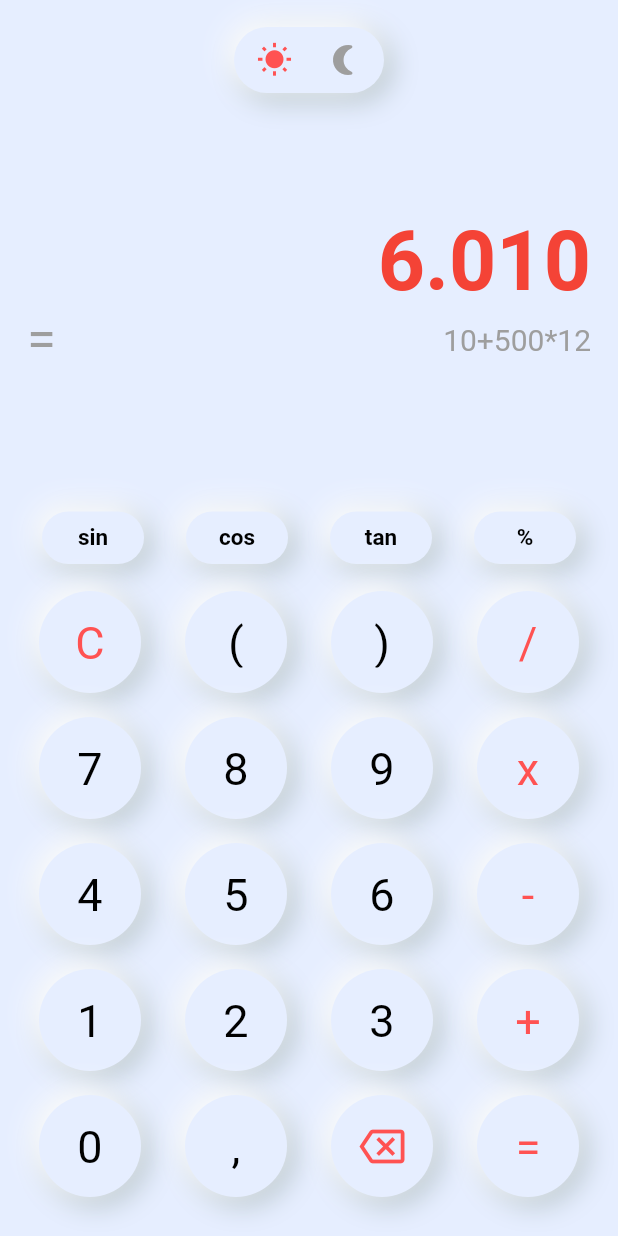
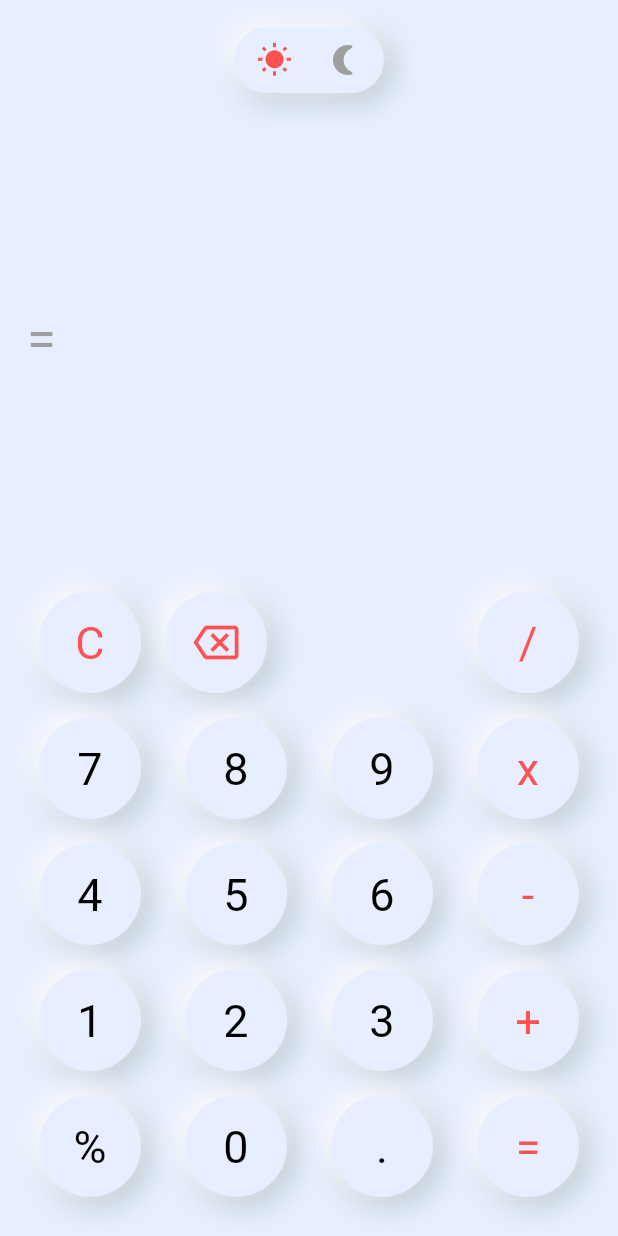
Before and after one commit to shanilv6/FlutterCalculator, a Flutter app: the screen it shows after launch, on a phone screen of 412 x 824 dp. Run offline on Flutter 3.47's test engine with Material 2 defaults, Android fonts, the phone set to English and light mode, and no system bars; our stand-ins replace math_expressions.

```diff
--- a/lib/calculator_neuapp.dart
+++ b/lib/calculator_neuapp.dart
@@ -1,4 +1,5 @@
 import 'package:flutter/material.dart';
+import 'package:math_expressions/math_expressions.dart';
 import 'constants.dart';
 import 'neu_container.dart';
 
@@ -9,6 +10,51 @@ class CalculatorNeuApp extends StatefulWidget {
 
 class _CalculatorNeuAppState extends State<CalculatorNeuApp> {
   bool darkMode = false;
+
+  //variables
+  double firstNum = 0.0;
+  double secondNum = 0.0;
+  var input = "";
+  var output = "";
+  var operation = "";
+  var hideInput =false;
+  double outputSize = 34;
+
+  onButtonClick(value, icon) {
+    //if value is C
+    if (value == "C") {
+      input = "";
+      output = "";
+    } else if (icon == Icons.backspace_outlined) {
+      if(input.isNotEmpty) {
+        input = input.substring(0, input.length - 1);
+      }
+    } else if (value == "=") {
+      if (input.isNotEmpty) {
+        var userInput = input;
+        userInput = input.replaceAll("x", "*");
+        Parser p = Parser();
+        Expression expression = p.parse(userInput);
+        ContextModel cm = ContextModel();
+        var finalValue = expression.evaluate(EvaluationType.REAL, cm);
+        output = finalValue.toString();
+       if(output.endsWith(".0")){
+         output = output.substring(0,output.length - 2);
+       }
+       input = output;
+       hideInput = true;
+       outputSize =50;
+
+      }
+    }else {
+      input = input + value;
+      hideInput = false;
+      outputSize =34;
+    }
+    setState(() {
+
+    });
+  }
 
   @override
   Widget build(BuildContext context) {
@@ -36,7 +82,8 @@ class _CalculatorNeuAppState extends State<CalculatorNeuApp> {
                   Align(
                     alignment: Alignment.centerRight,
                     child: Text(
-                      "6.010",
+                      hideInput ? "":
+                      input,
                       style: TextStyle(
                           fontSize: 55,
                           fontWeight: FontWeight.bold,
@@ -53,9 +100,9 @@ class _CalculatorNeuAppState extends State<CalculatorNeuApp> {
                             color: darkMode ? Colors.green : Colors.grey),
                       ),
                       Text(
-                        "10+500*12",
+                        output,
                         style: TextStyle(
-                            fontSize: 20,
+                            fontSize: outputSize,
                             color: darkMode ? Colors.green : Colors.grey),
                       )
                     ],
@@ -67,7 +114,7 @@ class _CalculatorNeuAppState extends State<CalculatorNeuApp> {
               ),
               Column(
                 children: [
-                  Row(
+                  /*  Row(
                     mainAxisAlignment: MainAxisAlignment.spaceBetween,
                     children: [
                       _buttonOval(title: 'sin'),
@@ -75,16 +122,25 @@ class _CalculatorNeuAppState extends State<CalculatorNeuApp> {
                       _buttonOval(title: 'tan'),
                       _buttonOval(title: '%'),
                     ],
-                  ),
+                  )*/
                   Row(
                     mainAxisAlignment: MainAxisAlignment.spaceBetween,
                     children: [
-                      _buttonRounded(
-                        title: "C",
-                        textColor: darkMode ? Colors.green : Colors.redAccent,
+                      Row(
+                        // mainAxisAlignment: MainAxisAlignment.spaceBetween,
+                        children: [
+                          _buttonRounded(
+                            title: "C",
+                            textColor:
+                                darkMode ? Colors.green : Colors.redAccent,
+                          ),
+                          _buttonRounded(
+                            icon: Icons.backspace_outlined,
+                            iconColor:
+                                darkMode ? Colors.green : Colors.redAccent,
+                          ),
+                        ],
                       ),
-                      _buttonRounded(title: "("),
-                      _buttonRounded(title: ")"),
                       _buttonRounded(
                         title: "/",
                         textColor: darkMode ? Colors.green : Colors.redAccent,
@@ -130,12 +186,9 @@ class _CalculatorNeuAppState extends State<CalculatorNeuApp> {
                   Row(
                     mainAxisAlignment: MainAxisAlignment.spaceBetween,
                     children: [
+                      _buttonRounded(title: "%"),
                       _buttonRounded(title: "0"),
-                      _buttonRounded(title: ","),
-                      _buttonRounded(
-                        icon: Icons.backspace_outlined,
-                        iconColor: darkMode ? Colors.green : Colors.redAccent,
-                      ),
+                      _buttonRounded(title: "."),
                       _buttonRounded(
                         title: "=",
                         textColor: darkMode ? Colors.green : Colors.redAccent,
@@ -156,6 +209,7 @@ class _CalculatorNeuAppState extends State<CalculatorNeuApp> {
     return Padding(
       padding: const EdgeInsets.all(8.0),
       child: NeuContainer(
+        onTap: () => onButtonClick(title, icon),
         darkMode: darkMode,
         borderRadius: BorderRadius.circular(40),
         padding: EdgeInsets.all(padding),
@@ -167,9 +221,8 @@ class _CalculatorNeuAppState extends State<CalculatorNeuApp> {
                   ? Text(
                       '$title',
                       style: TextStyle(
-                          color: textColor ?? (darkMode
-                                  ? Colors.white
-                                  : Colors.black),
+                          color: textColor ??
+                              (darkMode ? Colors.white : Colors.black),
                           fontSize: 30),
                     )
                   : Icon(
@@ -182,7 +235,7 @@ class _CalculatorNeuAppState extends State<CalculatorNeuApp> {
     );
   }
 
-  Widget _buttonOval({title, double padding = 17}) {
+  /* Widget _buttonOval({title, double padding = 17}) {
     return Padding(
       padding: const EdgeInsets.all(10),
       child: NeuContainer(
@@ -204,7 +257,7 @@ class _CalculatorNeuAppState extends State<CalculatorNeuApp> {
         ),
       ),
     );
-  }
+  }*/
 
   Widget _switchMode() {
     return NeuContainer(
--- a/lib/neu_container.dart
+++ b/lib/neu_container.dart
@@ -3,16 +3,17 @@ import 'package:flutter/material.dart';
 import 'constants.dart';
 
 class NeuContainer extends StatefulWidget {
+  final onTap;
   final bool darkMode;
-  final Widget child;
+  final  child;
   final borderRadius;
   final padding;
 
   const NeuContainer(
       {super.key, this.darkMode = false,
-        required this.child,
+        this.child,
         this.borderRadius,
-        this.padding});
+        this.padding,  this.onTap});
   @override
   State<NeuContainer> createState() => _NeuContainerState();
 }
@@ -31,13 +32,14 @@ class _NeuContainerState extends State<NeuContainer> {
       _isPressed = false;
     });
   }
-
   @override
   Widget build(BuildContext context) {
     bool? darkMode = widget.darkMode;
     return Listener(
       onPointerDown: _onPointerDown,
       onPointerUp: _onPointerUp,
+      child: GestureDetector(
+        onTap: widget.onTap,
         child: Container(
             padding: widget.padding,
             decoration: BoxDecoration(
@@ -62,6 +64,7 @@ class _NeuContainerState extends State<NeuContainer> {
               ],
             ),
             child: widget.child),
+      ),
     );
   }
 }
--- a/pubspec.yaml
+++ b/pubspec.yaml
@@ -31,6 +31,7 @@ environment:
 dependencies:
   flutter:
     sdk: flutter
+  math_expressions: ^2.3.1
 
 
   # The following adds the Cupertino Icons font to your application.
```
Also changed, not shown: lib/round_button.dart (deleted), pubspec.lock. Lines whose indentation alone changed are shown as unchanged.
